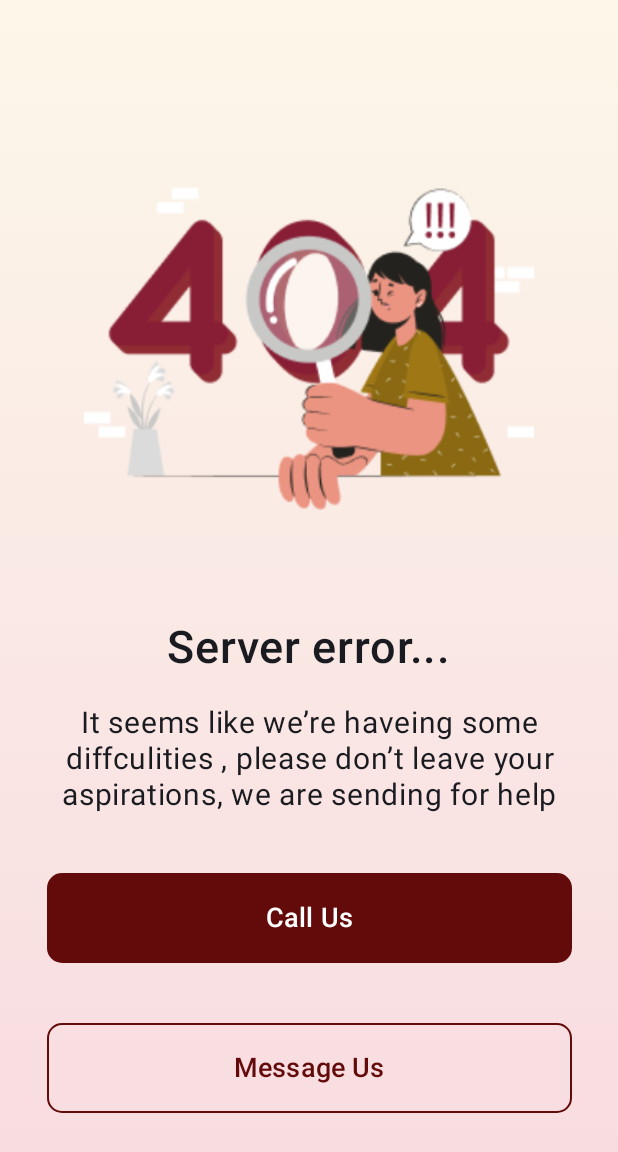
After one commit to 1dina/banque_misr_final, an Android app built with Jetpack Compose: the composable ErrorServer shown on its own in the app's theme, on a phone screen of 412 x 824 dp. The commit adds this screen. Shown: the top 1152 px of the screen. Run offline under Robolectric (Android 15) with nearby library versions, the phone set to English and light mode, and no system bars.

Commit message:
error screens

```diff
--- /dev/null
+++ b/app/src/main/java/com/example/speedotransfer/ui/screens/ErrorServer.kt
@@ -0,0 +1,117 @@
+package com.example.speedotransfer.ui.screens
+
+import androidx.compose.foundation.BorderStroke
+import androidx.compose.foundation.Image
+import androidx.compose.foundation.background
+import androidx.compose.foundation.layout.Arrangement
+import androidx.compose.foundation.layout.Box
+import androidx.compose.foundation.layout.Column
+import androidx.compose.foundation.layout.fillMaxSize
+import androidx.compose.foundation.layout.padding
+import androidx.compose.foundation.layout.size
+import androidx.compose.foundation.shape.RoundedCornerShape
+import androidx.compose.material3.Button
+import androidx.compose.material3.ButtonDefaults
+import androidx.compose.material3.Text
+import androidx.compose.runtime.Composable
+import androidx.compose.ui.Alignment
+import androidx.compose.ui.Modifier
+import androidx.compose.ui.graphics.Brush
+import androidx.compose.ui.graphics.Color
+import androidx.compose.ui.res.colorResource
+import androidx.compose.ui.res.painterResource
+import androidx.compose.ui.text.font.FontWeight
+import androidx.compose.ui.text.style.TextAlign
+import androidx.compose.ui.tooling.preview.Preview
+import androidx.compose.ui.unit.dp
+import androidx.compose.ui.unit.sp
+import com.example.speedotransfer.R
+import com.example.speedotransfer.ui.theme.LightRed
+import com.example.speedotransfer.ui.theme.LightYellow
+
+@Composable
+fun ErrorServer(modifier : Modifier = Modifier) {
+
+    Box(
+        modifier = Modifier
+            .fillMaxSize()
+            .background(
+                brush = Brush.verticalGradient(
+                    colors = listOf(
+                        LightYellow,
+                        LightRed
+                    )
+                )
+            )
+    ){
+        Column (
+            verticalArrangement = Arrangement.Center,
+            horizontalAlignment = Alignment.CenterHorizontally,
+            modifier = Modifier
+                .fillMaxSize()
+        ) {
+            Image(painter = painterResource(id = R.drawable.error),
+                contentDescription ="Server Error",
+                modifier = Modifier
+                    .size(300.dp))
+
+            Text(
+                text = "Server error...",
+                fontSize = 30.sp,
+                modifier = Modifier.padding(top = 32.dp),
+                fontWeight = FontWeight.Medium
+            )
+
+            Text(
+                text = "It seems like we’re haveing some diffculities , please don’t leave your aspirations, we are sending for help",
+                fontSize = 20.sp,
+                modifier = Modifier
+                    .padding(top = 20.dp),
+                textAlign = TextAlign.Center
+            )
+
+
+            Button(
+                onClick = { },
+                modifier = Modifier
+                    .padding(top = 40.dp)
+                    .size(width = 350.dp, height = 60.dp),
+                shape = RoundedCornerShape(10.dp),
+                colors = ButtonDefaults.buttonColors(colorResource(id = R.color.Marron))
+            ) {
+                Text(
+                    text = "Call Us",
+                    fontSize = 18.sp
+                )
+
+            }
+
+            Button(
+                onClick = { },
+                modifier = Modifier
+                    .padding(top = 40.dp)
+                    .size(width = 350.dp, height = 60.dp),
+                shape = RoundedCornerShape(10.dp),
+                colors = ButtonDefaults.buttonColors(Color.Transparent),
+                border = BorderStroke(1.dp , colorResource(id = R.color.Marron))
+            ) {
+                Text(
+                    text = "Message Us",
+                    fontSize = 18.sp,
+                    color = colorResource(id = R.color.Marron)
+                )
+
+            }
+
+        }
+    }
+
+
+}
+
+@Preview
+@Composable
+private fun ErrorServerPreview() {
+
+    ErrorServer()
+}
--- a/app/src/main/res/values/colors.xml
+++ b/app/src/main/res/values/colors.xml
@@ -7,4 +7,6 @@
     <color name="teal_700">#FF018786</color>
     <color name="black">#FF000000</color>
     <color name="white">#FFFFFFFF</color>
+    <color name="Marron">#630B0B</color>
+
 </resources>
```
Also changed, not shown: app/src/main/java/com/example/speedotransfer/ui/screens/ErrorInternetConnection.kt (added, +93 -0 lines), app/src/main/java/com/example/speedotransfer/ui/theme/Color.kt (+10 -0 lines), app/src/main/res/drawable/error.png (added), app/src/main/res/drawable/nointernet.png (added).
